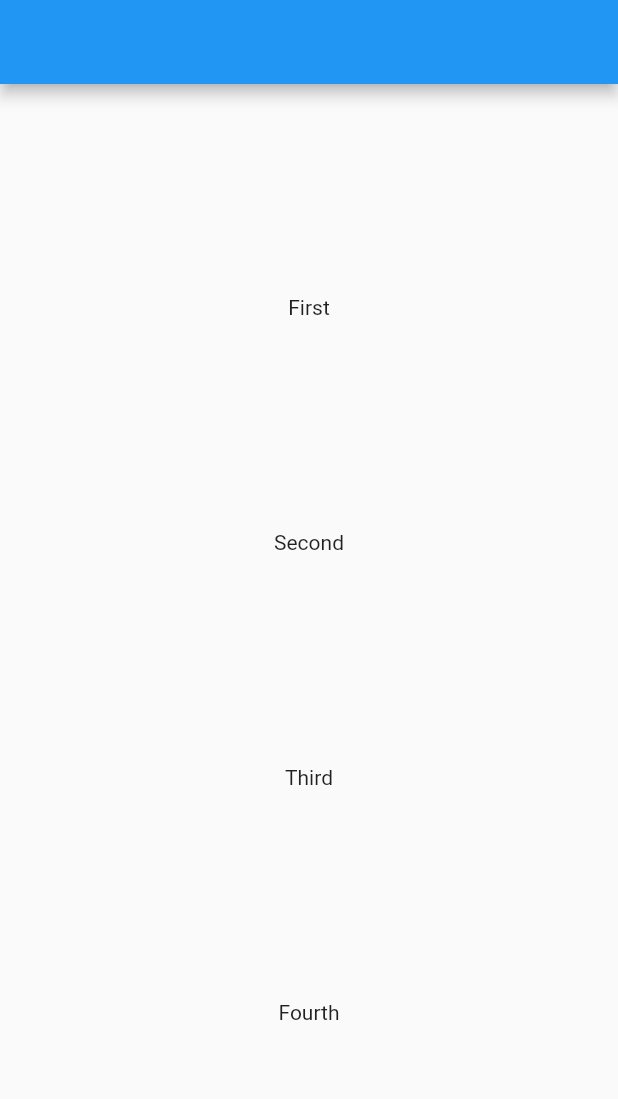
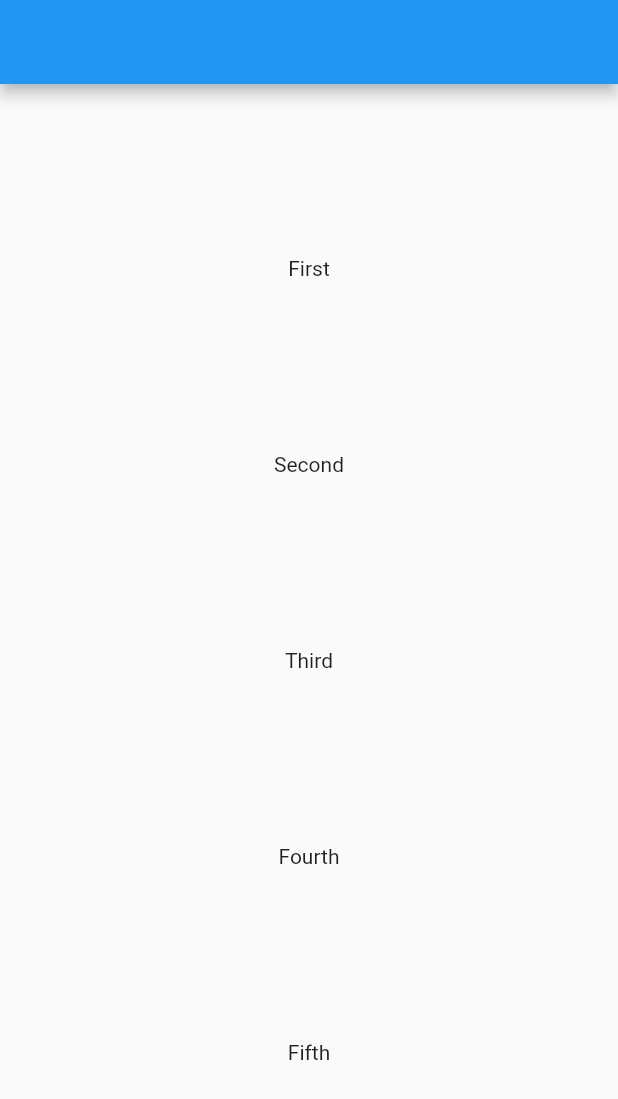
Before and after one commit to Madhu1913/gitprac, a Flutter app: the screen it shows after launch, on a phone screen of 412 x 824 dp. Shown: the top 1099 px of the screen. Run offline on Flutter 3.47's test engine with Material 2 defaults, Android fonts, the phone set to English and light mode, and no system bars.

Commit message:
changed row to column

```diff
--- a/lib/main.dart
+++ b/lib/main.dart
@@ -33,7 +33,8 @@ class _FirstScreenState extends State<FirstScreen> {
             Text('First'),
             Text('Second'),
             Text('Third'),
-            Text('Fourth')
+            Text('Fourth'),
+            Text('Fifth')
           ],
         ),
       ),
```
